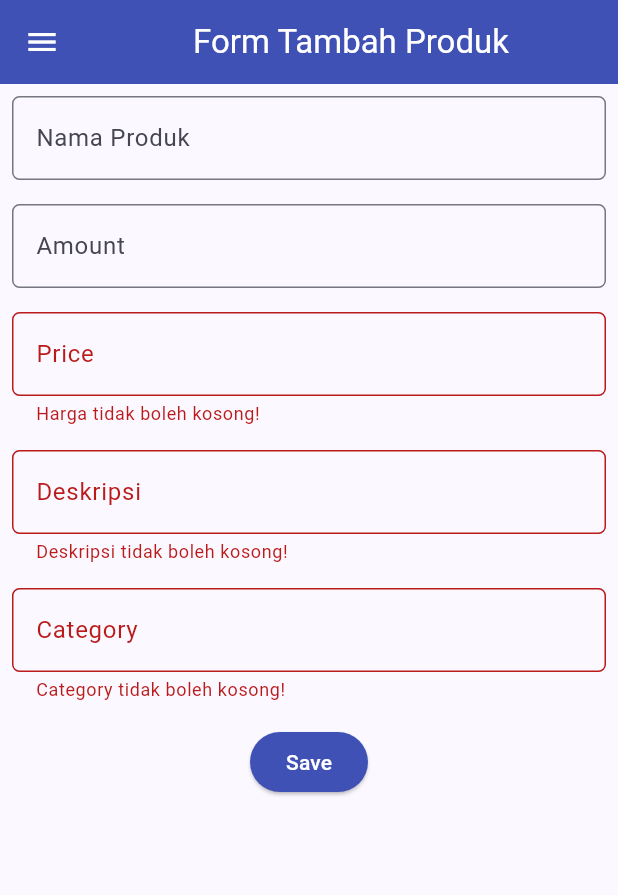
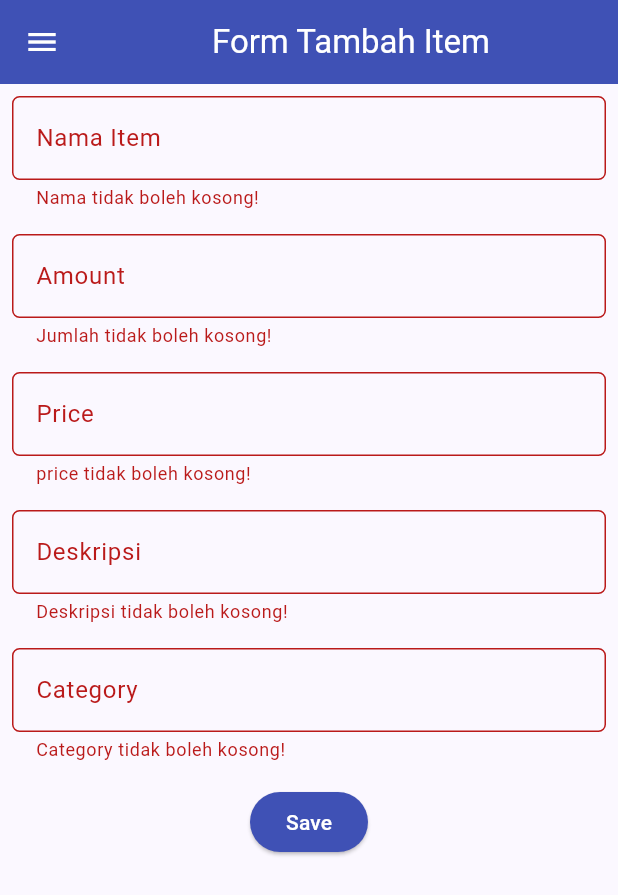
Before and after one commit to nabilazainina/glowventory-mobile, a Flutter app: the ShopFormPage screen opened directly, after a tap on "Save", on a phone screen of 412 x 824 dp. Shown: the top 895 px of the screen. Run offline on Flutter 3.47's test engine with Material 2 defaults, Android fonts, the phone set to English and light mode, and no system bars; missing offline and left inert: pbp_django_auth; network calls fail.

Commit message:
Menyelesaikan tugas 9

```diff
--- /dev/null
+++ b/lib/models/item.dart
@@ -0,0 +1,69 @@
+// To parse this JSON data, do
+//
+//     final item = itemFromJson(jsonString);
+
+import 'dart:convert';
+
+List<Item> itemFromJson(String str) => List<Item>.from(json.decode(str).map((x) => Item.fromJson(x)));
+
+String itemToJson(List<Item> data) => json.encode(List<dynamic>.from(data.map((x) => x.toJson())));
+
+class Item {
+    String model;
+    int pk;
+    Fields fields;
+
+    Item({
+        required this.model,
+        required this.pk,
+        required this.fields,
+    });
+
+    factory Item.fromJson(Map<String, dynamic> json) => Item(
+        model: json["model"],
+        pk: json["pk"],
+        fields: Fields.fromJson(json["fields"]),
+    );
+
+    Map<String, dynamic> toJson() => {
+        "model": model,
+        "pk": pk,
+        "fields": fields.toJson(),
+    };
+}
+
+class Fields {
+    String name;
+    int amount;
+    int price;
+    String description;
+    String category;
+    int user;
+
+    Fields({
+        required this.name,
+        required this.amount,
+        required this.price,
+        required this.description,
+        required this.category,
+        required this.user,
+    });
+
+    factory Fields.fromJson(Map<String, dynamic> json) => Fields(
+        name: json["name"],
+        amount: json["amount"],
+        price: json["price"],
+        description: json["description"],
+        category: json["category"],
+        user: json["user"],
+    );
+
+    Map<String, dynamic> toJson() => {
+        "name": name,
+        "amount": amount,
+        "price": price,
+        "description": description,
+        "category": category,
+        "user": user,
+    };
+}
--- /dev/null
+++ b/lib/screens/detail_product.dart
@@ -0,0 +1,37 @@
+import 'package:flutter/material.dart';
+import 'package:glowventory/models/item.dart';
+
+class DetailProductPage extends StatelessWidget {
+  final Item item;
+
+  const DetailProductPage({Key? key, required this.item}) : super(key: key);
+
+  @override
+  Widget build(BuildContext context) {
+    return Scaffold(
+      appBar: AppBar(
+        title: Text(item.fields.name),
+        actions: [
+          IconButton(
+            icon: Icon(Icons.arrow_back),
+            onPressed: () => Navigator.pop(context),
+          ),
+        ],
+      ),
+      body: Padding(
+        padding: const EdgeInsets.all(16.0),
+        child: Column(
+          crossAxisAlignment: CrossAxisAlignment.start,
+          children: [
+            Text('Name: ${item.fields.name}'),
+            Text('Amount: ${item.fields.amount}'),
+            Text('Price: ${item.fields.price}'),
+            Text('Description: ${item.fields.description}'),
+            Text('Category: ${item.fields.category}'),
+            // Tambahkan lebih banyak atribut sesuai kebutuhan
+          ],
+        ),
+      ),
+    );
+  }
+}
--- a/lib/screens/glowv_form.dart
+++ b/lib/screens/glowv_form.dart
@@ -1,6 +1,10 @@
+import 'dart:convert';
+
 import 'package:flutter/material.dart';
-// TODO: Impor drawer yang sudah dibuat sebelumnya
+import 'package:glowventory/screens/menu.dart';
 import 'package:glowventory/widgets/left_drawer.dart';
+import 'package:pbp_django_auth/pbp_django_auth.dart';
+import 'package:provider/provider.dart';
 
 class ShopFormPage extends StatefulWidget {
     const ShopFormPage({super.key});
@@ -14,16 +18,18 @@ class _ShopFormPageState extends State<ShopFormPage> {
       String _name = "";
       int _amount = 0;
       String _description = "";
-      int _harga = 0;
+      int _price = 0;
       String _category = "";
 
     @override
     Widget build(BuildContext context) {
+      final request = context.watch<CookieRequest>();
+
         return Scaffold(
         appBar: AppBar(
           title: const Center(
             child: Text(
-              'Form Tambah Produk',
+              'Form Tambah Item',
             ),
           ),
           backgroundColor: Colors.indigo,
@@ -41,8 +47,8 @@ class _ShopFormPageState extends State<ShopFormPage> {
                   padding: const EdgeInsets.all(8.0),
                   child: TextFormField(
                     decoration: InputDecoration(
-                      hintText: "Nama Produk",
-                      labelText: "Nama Produk",
+                      hintText: "Nama Item",
+                      labelText: "Nama Item",
                       border: OutlineInputBorder(
                         borderRadius: BorderRadius.circular(5.0),
                       ),
@@ -102,15 +108,15 @@ class _ShopFormPageState extends State<ShopFormPage> {
                     onChanged: (String? value) {
                       setState(() {
                         // TODO: Tambahkan variabel yang sesuai
-                        _harga = int.parse(value!);
+                        _price = int.parse(value!);
                       });
                     },
                     validator: (String? value) {
                       if (value == null || value.isEmpty) {
-                        return "Harga tidak boleh kosong!";
+                        return "price tidak boleh kosong!";
                       }
                       if (int.tryParse(value) == null) {
-                        return "Harga harus berupa angka!";
+                        return "price harus berupa angka!";
                       }
                       return null;
                     },
@@ -176,40 +182,38 @@ class _ShopFormPageState extends State<ShopFormPage> {
                         backgroundColor:
                             MaterialStateProperty.all(Colors.indigo),
                       ),
-                      onPressed: () {
-                        if (_formKey.currentState!.validate()) {
-                          showDialog(
-                            context: context,
-                            builder: (context) {
-                              return AlertDialog(
-                                title: const Text('Produk berhasil tersimpan'),
-                                content: SingleChildScrollView(
-                                  child: Column(
-                                    crossAxisAlignment:
-                                        CrossAxisAlignment.start,
-                                    children: [
-                                      Text('Nama: $_name'),
-                                      Text('Amount: $_amount'),
-                                      Text('Price: $_harga'),
-                                      Text('Description: $_description'),
-                                      Text('Category: $_category')
-                                    ],
-                                  ),
-                                ),
-                                actions: [
-                                  TextButton(
-                                    child: const Text('OK'),
-                                    onPressed: () {
-                                      Navigator.pop(context);
-                                    },
-                                  ),
-                                ],
-                              );
-                            },
-                          );
-                        }
-                        _formKey.currentState!.reset();
-                      },
+                      onPressed: () async {
+                            if (_formKey.currentState!.validate()) {
+                                // Kirim ke Django dan tunggu respons
+                                // TODO: Ganti URL dan jangan lupa tambahkan trailing slash (/) di akhir URL!
+                                final response = await request.postJson(
+                                "http://127.0.0.1:8000/create-flutter/",
+                                jsonEncode(<String, String>{
+                                    'name': _name,
+                                    'amount': _amount.toString(),
+                                    'price': _price.toString(),
+                                    'description': _description,
+                                    'category': _category,
+                                    // TODO: Sesuaikan field data sesuai dengan aplikasimu
+                                }));
+                                if (response['status'] == 'success') {
+                                    ScaffoldMessenger.of(context)
+                                        .showSnackBar(const SnackBar(
+                                    content: Text("Produk baru berhasil disimpan!"),
+                                    ));
+                                    Navigator.pushReplacement(
+                                        context,
+                                        MaterialPageRoute(builder: (context) => MyHomePage()),
+                                    );
+                                } else {
+                                    ScaffoldMessenger.of(context)
+                                        .showSnackBar(const SnackBar(
+                                        content:
+                                            Text("Terdapat kesalahan, silakan coba lagi."),
+                                    ));
+                                }
+                            }
+                        },
                       child: const Text(
                         "Save",
                         style: TextStyle(color: Colors.white),
--- a/lib/widgets/left_drawer.dart
+++ b/lib/widgets/left_drawer.dart
@@ -1,5 +1,7 @@
 import 'package:flutter/material.dart';
+// import 'package:glowventory/models/item.dart';
 import 'package:glowventory/screens/glowv_form.dart';
+import 'package:glowventory/screens/list_product.dart';
 import 'package:glowventory/screens/menu.dart';
 
 class LeftDrawer extends StatelessWidget {
@@ -66,6 +68,20 @@ class LeftDrawer extends StatelessWidget {
                   ));
             },
           ),
+
+          // Kode ListTile Menu
+
+          ListTile(
+              leading: const Icon(Icons.shopping_basket),
+              title: const Text('Daftar Item'),
+              onTap: () {
+                  // Route menu ke halaman produk
+                  Navigator.push(
+                  context,
+                  MaterialPageRoute(builder: (context) => const ItemPage()),
+                  );
+              },
+          ),
         ],
       ),
     );
--- a/pubspec.yaml
+++ b/pubspec.yaml
@@ -35,6 +35,9 @@ dependencies:
   # The following adds the Cupertino Icons font to your application.
   # Use with the CupertinoIcons class for iOS style icons.
   cupertino_icons: ^1.0.2
+  provider: ^6.1.1
+  pbp_django_auth: ^0.3.1
+  http: ^0.13.6
 
 dev_dependencies:
   flutter_test:
```
Also changed, not shown: lib/main.dart (+13 -21 lines), lib/screens/list_product.dart (added, +108 -0 lines), lib/screens/login.dart (added, +114 -0 lines), lib/screens/menu.dart (+0 -58 lines), lib/widgets/shop_card.dart (+76 -0 lines), pubspec.lock, 3 other files.
